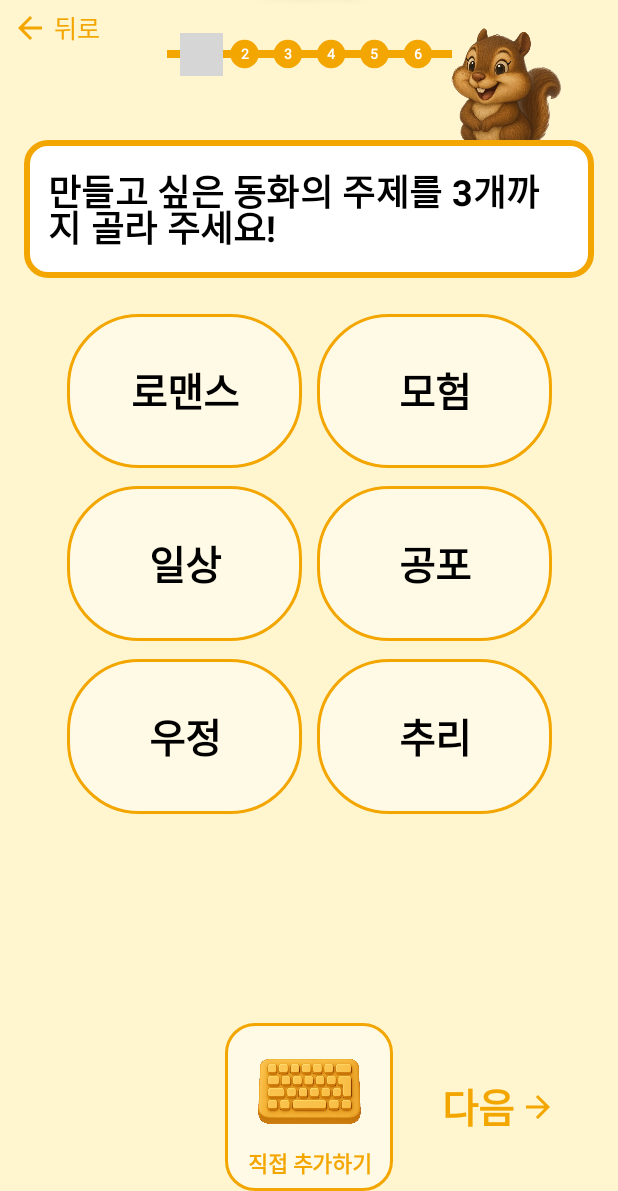
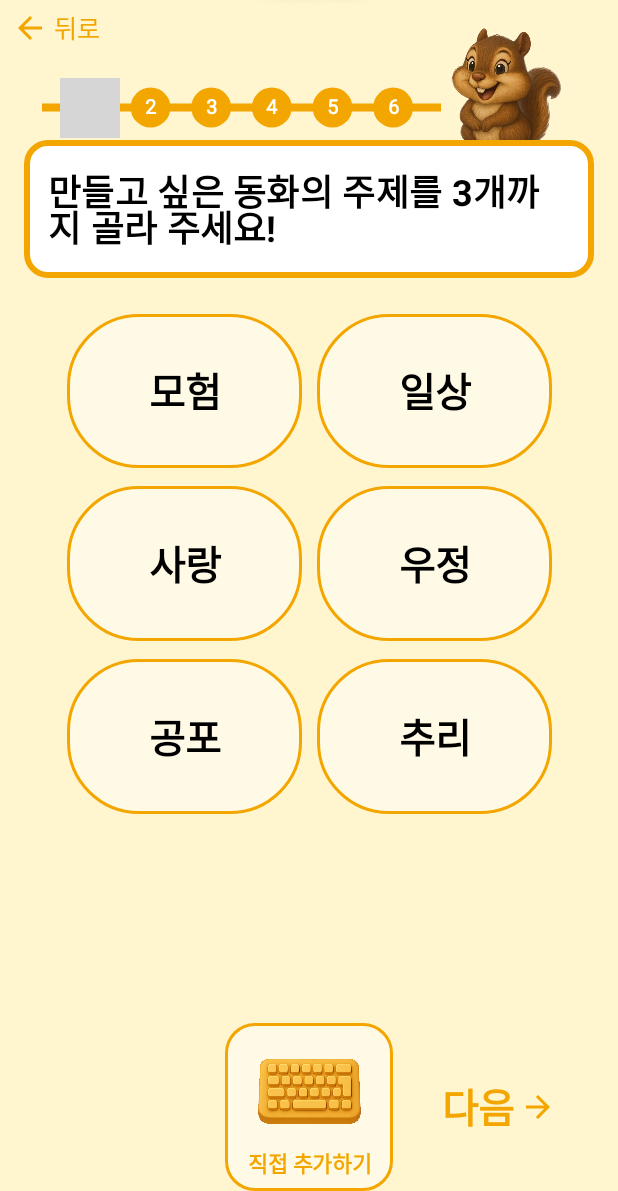
Before and after one commit to sookmyung-final-shinnam/real-final-android, an Android app built with Jetpack Compose: the SelectionScreen screen opened through its navigation route, on a phone screen of 412 x 824 dp, the part 45-1236 px from its top. Run offline under Robolectric (Android 15) with nearby library versions, the phone set to English and light mode, and no system bars; our stand-ins replace Dagger/Hilt's generated code; grey boxes are pictures that could not be loaded.

Commit message:
feat: 캐릭터 생성-선택 매뉴얼 ui 요소 배치

```diff
--- a/app/src/main/java/com/veryshinnam/myapp/feature/creation/componenet/selection/SelectionBottomButtons.kt
+++ b/app/src/main/java/com/veryshinnam/myapp/feature/creation/componenet/selection/SelectionBottomButtons.kt
@@ -2,11 +2,9 @@ package com.veryshinnam.myapp.feature.creation.componenet.selection
 
 import androidx.compose.foundation.BorderStroke
 import androidx.compose.foundation.Image
-import androidx.compose.foundation.background
 import androidx.compose.foundation.clickable
 import androidx.compose.foundation.layout.Arrangement
 import androidx.compose.foundation.layout.Box
-import androidx.compose.foundation.layout.BoxWithConstraints
 import androidx.compose.foundation.layout.Column
 import androidx.compose.foundation.layout.PaddingValues
 import androidx.compose.foundation.layout.Row
@@ -14,9 +12,7 @@ import androidx.compose.foundation.layout.Spacer
 import androidx.compose.foundation.layout.aspectRatio
 import androidx.compose.foundation.layout.fillMaxHeight
 import androidx.compose.foundation.layout.fillMaxSize
-import androidx.compose.foundation.layout.height
 import androidx.compose.foundation.layout.padding
-import androidx.compose.foundation.layout.size
 import androidx.compose.foundation.layout.width
 import androidx.compose.foundation.shape.RoundedCornerShape
 import androidx.compose.material.icons.Icons
@@ -30,8 +26,11 @@ import androidx.compose.material3.Text
 import androidx.compose.runtime.Composable
 import androidx.compose.ui.Alignment
 import androidx.compose.ui.Modifier
+import androidx.compose.ui.geometry.Rect
 import androidx.compose.ui.graphics.Color
 import androidx.compose.ui.layout.ContentScale
+import androidx.compose.ui.layout.boundsInRoot
+import androidx.compose.ui.layout.onGloballyPositioned
 import androidx.compose.ui.res.colorResource
 import androidx.compose.ui.res.painterResource
 import androidx.compose.ui.text.TextStyle
@@ -42,13 +41,14 @@ import com.veryshinnam.myapp.R
 
 // 있으면 버튼, 없으면 빈공간 차지
 @Composable
-fun SelectionTripleButtons(
+fun SelectionBottomButtons(
     isLeft: Boolean,
     isCenter: Boolean,
     isRight: Boolean,
     onLeftClick: () -> Unit = {},
     onCenterClick: () -> Unit = {},
     onRightClick: () -> Unit = {},
+    onCustomBRect: (Rect) -> Unit = {},
     modifier: Modifier,
     textStyle: TextStyle = MaterialTheme.typography.titleLarge.copy(color = colorResource(R.color.main_orange), fontWeight = SemiBold),
     centerTextStyle: TextStyle = MaterialTheme.typography.bodySmall.copy(fontWeight = SemiBold, textAlign = Center)
@@ -88,7 +88,9 @@ fun SelectionTripleButtons(
         val borderColor = if (isCenter) colorResource(R.color.main_orange) else Color.Transparent
 
         Box(
-            modifier = Modifier.weight(1f),
+            modifier = Modifier
+                .weight(1f)
+                .onGloballyPositioned { onCustomBRect(it.boundsInRoot()) },
             contentAlignment = Alignment.Center
         ) {
             // 버튼을 항상 렌더링하여 높이-공간 확보
--- a/app/src/main/java/com/veryshinnam/myapp/feature/creation/componenet/selection/SelectionCustomInput.kt
+++ b/app/src/main/java/com/veryshinnam/myapp/feature/creation/componenet/selection/SelectionCustomInput.kt
@@ -95,4 +95,4 @@ fun SelectionCustomInput(
             )
         }
     }
-    }
+}
--- a/app/src/main/java/com/veryshinnam/myapp/feature/creation/componenet/selection/SelectionItemGrid.kt
+++ b/app/src/main/java/com/veryshinnam/myapp/feature/creation/componenet/selection/SelectionItemGrid.kt
@@ -17,7 +17,10 @@ import androidx.compose.material3.Text
 import androidx.compose.runtime.Composable
 import androidx.compose.ui.Alignment
 import androidx.compose.ui.Modifier
+import androidx.compose.ui.geometry.Rect
 import androidx.compose.ui.graphics.Color
+import androidx.compose.ui.layout.boundsInRoot
+import androidx.compose.ui.layout.onGloballyPositioned
 import androidx.compose.ui.res.colorResource
 import androidx.compose.ui.text.TextStyle
 import androidx.compose.ui.text.font.FontWeight
@@ -32,7 +35,8 @@ fun SelectionItemGrid(
     selectedItems: List<String>, // 선택된 아이템 리스트
     customItem: String?,         // 직접 추가 아이템
     onItemClick: (String) -> Unit, // 선택 이벤트
-    modifier: Modifier = Modifier,
+    onFirstBRect: (Rect) -> Unit = { },
+    modifier: Modifier,
     textextStyle: TextStyle = MaterialTheme.typography.titleLarge.copy(fontWeight = Bold),
     rowPadding: Dp = 12.dp,
     columnPadding: Dp = 10.dp
@@ -95,6 +99,13 @@ fun SelectionItemGrid(
                             modifier = Modifier
                                 .fillMaxHeight()
                                 .weight(1f)
+                                .then(
+                                    if (index == 0) {
+                                        Modifier.onGloballyPositioned {
+                                            onFirstBRect(it.boundsInRoot())
+                                        }
+                                    } else Modifier
+                                )
                         ) {
                             Text(item,
                                 style = textextStyle
--- a/app/src/main/java/com/veryshinnam/myapp/feature/creation/content/selection/SelectionAgeContent.kt
+++ b/app/src/main/java/com/veryshinnam/myapp/feature/creation/content/selection/SelectionAgeContent.kt
@@ -10,7 +10,7 @@ import androidx.compose.ui.Modifier
 import androidx.compose.ui.unit.Dp
 import androidx.compose.ui.unit.dp
 import com.veryshinnam.myapp.feature.creation.componenet.selection.SelectionAgeScroll
-import com.veryshinnam.myapp.feature.creation.componenet.selection.SelectionTripleButtons
+import com.veryshinnam.myapp.feature.creation.componenet.selection.SelectionBottomButtons
 
 @Composable
 fun SelectionAgeContent(
@@ -36,7 +36,7 @@ fun SelectionAgeContent(
         Spacer(Modifier.height(spacePadding))
 
         // 하단 버튼 영역
-        SelectionTripleButtons(
+        SelectionBottomButtons(
             isLeft = true,     // 이전 버튼
             isCenter = false,  // 없음
             isRight = true,    // 다음 버튼
--- a/app/src/main/java/com/veryshinnam/myapp/feature/creation/content/selection/SelectionBackgroundContent.kt
+++ b/app/src/main/java/com/veryshinnam/myapp/feature/creation/content/selection/SelectionBackgroundContent.kt
@@ -3,7 +3,6 @@ package com.veryshinnam.myapp.feature.creation.content.selection
 import androidx.compose.foundation.layout.Arrangement
 import androidx.compose.foundation.layout.Column
 import androidx.compose.foundation.layout.Spacer
-import androidx.compose.foundation.layout.fillMaxSize
 import androidx.compose.foundation.layout.fillMaxWidth
 import androidx.compose.foundation.layout.height
 import androidx.compose.runtime.Composable
@@ -17,7 +16,7 @@ import androidx.compose.ui.unit.Dp
 import androidx.compose.ui.unit.dp
 import com.veryshinnam.myapp.feature.creation.componenet.selection.SelectionCustomInput
 import com.veryshinnam.myapp.feature.creation.componenet.selection.SelectionItemGrid
-import com.veryshinnam.myapp.feature.creation.componenet.selection.SelectionTripleButtons
+import com.veryshinnam.myapp.feature.creation.componenet.selection.SelectionBottomButtons
 
 @Composable
 fun SelectionBackgroundContent (
@@ -70,7 +69,7 @@ fun SelectionBackgroundContent (
             Spacer(Modifier.height(spacePadding))
 
             // 하단 버튼 영역
-            SelectionTripleButtons(
+            SelectionBottomButtons(
                 isLeft = true,     // 이전 버튼
                 isCenter = true,   // 직접추가 버튼
                 isRight = true,    // 다음 버튼
--- a/app/src/main/java/com/veryshinnam/myapp/feature/creation/content/selection/SelectionGenderContent.kt
+++ b/app/src/main/java/com/veryshinnam/myapp/feature/creation/content/selection/SelectionGenderContent.kt
@@ -14,7 +14,7 @@ import androidx.compose.ui.unit.Dp
 import androidx.compose.ui.unit.dp
 import com.veryshinnam.myapp.common.model.Gender
 import com.veryshinnam.myapp.feature.creation.componenet.selection.SelectionGenderButton
-import com.veryshinnam.myapp.feature.creation.componenet.selection.SelectionTripleButtons
+import com.veryshinnam.myapp.feature.creation.componenet.selection.SelectionBottomButtons
 
 @Composable
 fun SelectionGenderContent(
@@ -65,7 +65,7 @@ fun SelectionGenderContent(
         Spacer(Modifier.height(spacePadding))
 
         // 하단 버튼 영역
-        SelectionTripleButtons(
+        SelectionBottomButtons(
             isLeft = true,     // 이전 버튼
             isCenter = false,  // 없음
             isRight = true,    // 다음 버튼
--- a/app/src/main/java/com/veryshinnam/myapp/feature/creation/content/selection/SelectionNameContent.kt
+++ b/app/src/main/java/com/veryshinnam/myapp/feature/creation/content/selection/SelectionNameContent.kt
@@ -16,7 +16,7 @@ import androidx.compose.ui.unit.Dp
 import androidx.compose.ui.unit.dp
 import com.veryshinnam.myapp.feature.creation.model.NameError
 import com.veryshinnam.myapp.feature.creation.componenet.selection.SelectionNameInput
-import com.veryshinnam.myapp.feature.creation.componenet.selection.SelectionTripleButtons
+import com.veryshinnam.myapp.feature.creation.componenet.selection.SelectionBottomButtons
 
 
 @Composable
@@ -79,7 +79,7 @@ fun SelectionNameContent(
         Spacer(Modifier.height(spacePadding))
 
         // 하단 버튼 영역
-        SelectionTripleButtons(
+        SelectionBottomButtons(
             isLeft = true,     // 이전 버튼
             isCenter = false,  // 없음
             isRight = true,    // 다음 버튼
--- a/app/src/main/java/com/veryshinnam/myapp/feature/creation/content/selection/SelectionThemeContent.kt
+++ b/app/src/main/java/com/veryshinnam/myapp/feature/creation/content/selection/SelectionThemeContent.kt
@@ -3,8 +3,6 @@ package com.veryshinnam.myapp.feature.creation.content.selection
 import androidx.compose.foundation.layout.Arrangement
 import androidx.compose.foundation.layout.Column
 import androidx.compose.foundation.layout.Spacer
-import androidx.compose.foundation.layout.fillMaxHeight
-import androidx.compose.foundation.layout.fillMaxSize
 import androidx.compose.foundation.layout.fillMaxWidth
 import androidx.compose.foundation.layout.height
 import androidx.compose.runtime.Composable
@@ -14,11 +12,12 @@ import androidx.compose.runtime.remember
 import androidx.compose.runtime.setValue
 import androidx.compose.ui.Alignment
 import androidx.compose.ui.Modifier
+import androidx.compose.ui.geometry.Rect
 import androidx.compose.ui.unit.Dp
 import androidx.compose.ui.unit.dp
 import com.veryshinnam.myapp.feature.creation.componenet.selection.SelectionCustomInput
 import com.veryshinnam.myapp.feature.creation.componenet.selection.SelectionItemGrid
-import com.veryshinnam.myapp.feature.creation.componenet.selection.SelectionTripleButtons
+import com.veryshinnam.myapp.feature.creation.componenet.selection.SelectionBottomButtons
 
 
 // 캐릭터 생성 > 선택 진입점
@@ -33,10 +32,12 @@ fun SelectionThemeContent(
     onThemeSelect: (String) -> Unit,        // 테마 선택 콜백
     onNextClick: () -> Unit,                // 다음 단계 이동 콜백
     onSimpleWarning: (String) -> Unit,    // 경고 콜백
+    onFirstBRect: (Rect) -> Unit,
+    onCustomBRect: (Rect) -> Unit,
     spacePadding: Dp = 24.dp
 ) {
     var customInput by remember { mutableStateOf("") }
-    val initThemes = listOf("로맨스", "모험", "일상", "공포", "우정", "추리")
+    val initThemes = listOf("모험", "일상", "사랑", "우정", "공포", "추리")
 
     Column(
         modifier = modifier,
@@ -66,13 +67,14 @@ fun SelectionThemeContent(
                 selectedItems = themes,
                 customItem = customTheme, // read
                 onItemClick = { onThemeSelect(it) }, // write
+                onFirstBRect = onFirstBRect,
                 modifier = Modifier.fillMaxWidth().weight(8f)
             )
 
             Spacer(Modifier.height(spacePadding))
 
             // 하단 버튼 영역
-            SelectionTripleButtons(
+            SelectionBottomButtons(
                 isLeft = false,    // 첫 화면이니 이전 버튼 없음
                 isCenter = true,   // 직접추가 버튼
                 isRight = true,    // 다음 버튼
@@ -93,6 +95,7 @@ fun SelectionThemeContent(
                         onSimpleWarning("아직 주제를 선택하지 않았어요!")
                     }
                 },
+                onCustomBRect = onCustomBRect,
                 modifier = Modifier
                     .fillMaxWidth()
                     .weight(2f)
--- a/app/src/main/java/com/veryshinnam/myapp/feature/creation/ui/selection/SelectionScreen.kt
+++ b/app/src/main/java/com/veryshinnam/myapp/feature/creation/ui/selection/SelectionScreen.kt
@@ -10,11 +10,14 @@ import androidx.compose.foundation.layout.Box
 import androidx.compose.foundation.layout.Column
 import androidx.compose.foundation.layout.Spacer
 import androidx.compose.foundation.layout.WindowInsets
+import androidx.compose.foundation.layout.absoluteOffset
 import androidx.compose.foundation.layout.fillMaxHeight
 import androidx.compose.foundation.layout.fillMaxSize
 import androidx.compose.foundation.layout.fillMaxWidth
 import androidx.compose.foundation.layout.navigationBars
+import androidx.compose.foundation.layout.offset
 import androidx.compose.foundation.layout.padding
+import androidx.compose.foundation.layout.size
 import androidx.compose.foundation.layout.statusBars
 import androidx.compose.foundation.layout.windowInsetsBottomHeight
 import androidx.compose.foundation.layout.windowInsetsTopHeight
@@ -34,6 +37,8 @@ import androidx.compose.ui.Modifier
 import androidx.compose.ui.geometry.Rect
 import androidx.compose.ui.graphics.Color
 import androidx.compose.ui.input.pointer.pointerInput
+import androidx.compose.ui.layout.boundsInRoot
+import androidx.compose.ui.layout.onGloballyPositioned
 import androidx.compose.ui.res.colorResource
 import androidx.compose.ui.res.painterResource
 import androidx.compose.ui.unit.Dp
@@ -45,8 +50,11 @@ import com.veryshinnam.myapp.R
 import com.veryshinnam.myapp.common.component.LogoBar
 import com.veryshinnam.myapp.common.component.BackButton
 import com.veryshinnam.myapp.common.component.StepProgressBar
+import com.veryshinnam.myapp.common.component.TargetButton
+import com.veryshinnam.myapp.common.component.TargetCustom
 import com.veryshinnam.myapp.common.component.TargetImage
 import com.veryshinnam.myapp.common.component.TargetMessage
+import com.veryshinnam.myapp.common.component.TargetProgressBar
 import com.veryshinnam.myapp.common.component.UserInfo
 import com.veryshinnam.myapp.common.component.WarningConfirmSheet
 import com.veryshinnam.myapp.common.component.WarningSheet
@@ -91,6 +99,9 @@ fun SelectionScreen(
     // 매뉴얼 > 강조할 좌표
     var squirrelRect by remember { mutableStateOf<Rect?>(null) } // 다람쥐 이미지
     var messageRect by remember { mutableStateOf<Rect?>(null) }  // 메세지 박스
+    var progressRect by remember { mutableStateOf<Rect?>(null) } // 진행바
+    var firstBRect by remember { mutableStateOf<Rect?>(null) } // 첫 테마 버튼
+    var customBRect by remember { mutableStateOf<Rect?>(null) } // 직접 추가 버튼
 
     // 뒤로 가기 로직
     fun handleBack() {
@@ -211,24 +222,21 @@ fun SelectionScreen(
                     .fillMaxSize()
                     .padding(horizontal = horizontalPadding),
             ) {
-                // 단계 화면 설명 (+ 진행바)
-//                SelectionInfo(
-//                    text = getInfoText(selectionStep, isInputMode),
-//                    currentStep = uiState.currentStep,
-//                    modifier = Modifier.fillMaxWidth()
-//                        .weight(0.25f)
-//                )
-
                 Box{
                     // 진행바
                     StepProgressBar(
                         steps = 6,
                         currentStep = uiState.currentStep,
                         modifier = Modifier
-                            .align(Alignment.TopCenter)
-                            .fillMaxWidth(0.5f)
-                            .fillMaxHeight(0.08f)
-                            .padding(top = topPadding / 2)
+                            .align(Alignment.CenterStart)
+                            .fillMaxWidth(0.7f)
+                            .fillMaxHeight(0.2f)
+                            .offset(x = 12.dp, y = (-20).dp)
+                            .onGloballyPositioned {
+                                if (manualState == ManualState.START  && progressRect == null) {
+                                    progressRect = it.boundsInRoot()
+                                }
+                            }
                             .zIndex(1f)
                     )
 
@@ -239,12 +247,12 @@ fun SelectionScreen(
                         cardColor = colorResource(R.color.main_orange),
                         cardText =  getInfoText(selectionStep, isInputMode),
                         onAnimalRect = { rect ->
-                            if ((manualState == ManualState.START || manualState == ManualState.REQUEST) && squirrelRect == null) {
+                            if (manualState == ManualState.START && squirrelRect == null) {
                                 squirrelRect = rect
                             }
                         },
                         onMessageRect = { rect ->
-                            if ((manualState == ManualState.START || manualState == ManualState.REQUEST) && messageRect == null) {
+                            if (manualState == ManualState.START && messageRect == null) {
                                 messageRect = rect
                             }
                         }
@@ -265,6 +273,16 @@ fun SelectionScreen(
                             onSimpleWarning = { text ->  // 경고 문구
                                 SimpleWarningText = text
                                 isSimpleWarning = true
+                            },
+                            onFirstBRect = { rect ->
+                                if (manualState == ManualState.START && firstBRect == null) {
+                                    firstBRect = rect
+                                }
+                            },
+                            onCustomBRect = { rect ->
+                                if (manualState == ManualState.START && customBRect == null) {
+                                    customBRect = rect
+                                }
                             },
                             modifier = Modifier
                                 .fillMaxWidth()
@@ -442,7 +460,16 @@ fun SelectionScreen(
                     messagePadding = 16.dp
                 )
             }
+
+            if (manualState == ManualState.START) {
+                when (manualStep) {
+                    0 -> {}
+                    1 -> progressRect?.let { TargetProgressBar(it, 6) }
+                    2 -> firstBRect?.let { TargetButton(it) }
+                    3 -> customBRect?.let { TargetCustom(it) }
+                }
+            }
+
         }
     }
-
 }
```
Also changed, not shown: app/src/main/java/com/veryshinnam/myapp/common/component/TargetButton.kt (added, +59 -0 lines), app/src/main/java/com/veryshinnam/myapp/common/component/TargetCustom.kt (added, +94 -0 lines), app/src/main/java/com/veryshinnam/myapp/common/component/TargetProgressBar.kt (added, +105 -0 lines), app/src/main/java/com/veryshinnam/myapp/feature/attendance/ui/AttendanceViewModel.kt (+0 -7 lines), app/src/main/java/com/veryshinnam/myapp/feature/creation/content/selection/SelectionFaceContent.kt (+2 -5 lines).
